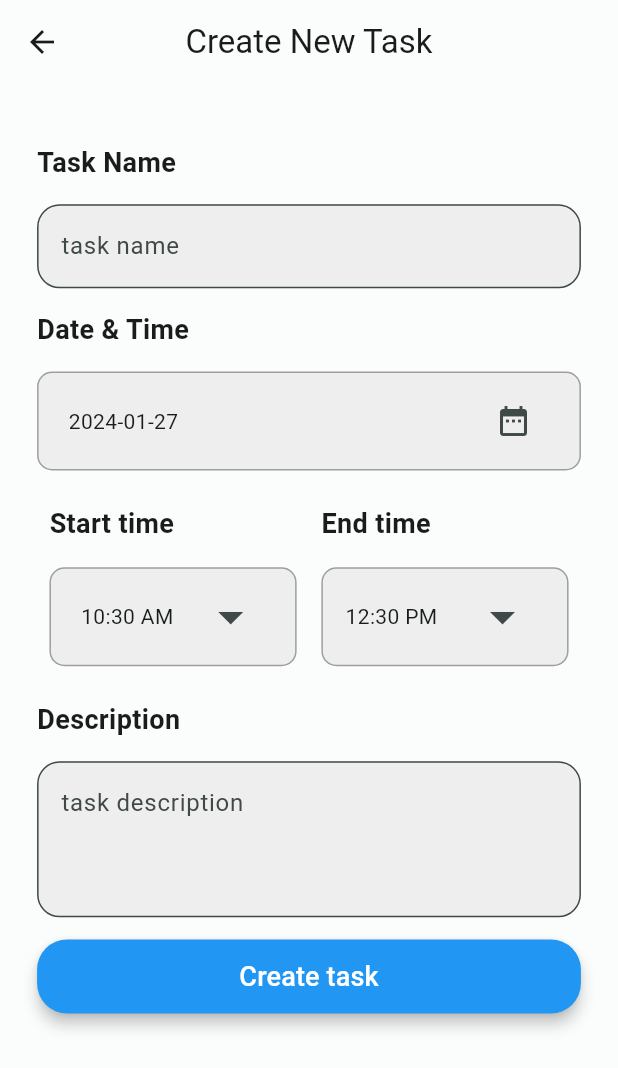
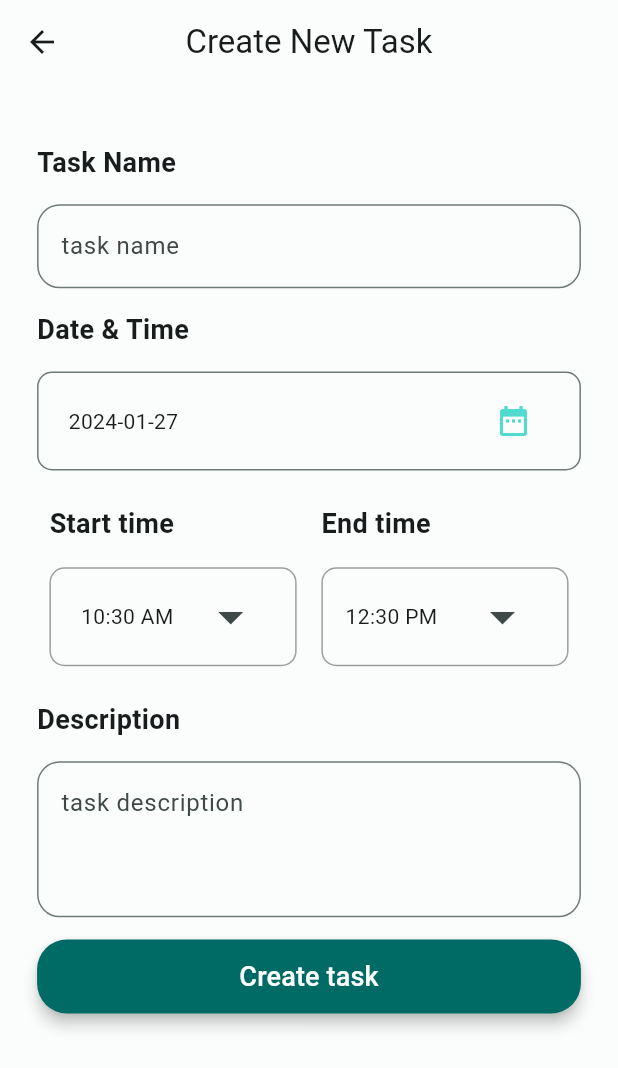
Before and after one commit to alazarlemma02/CODSOFT, a Flutter app: the TaskAddScreen screen opened directly, on a phone screen of 412 x 824 dp. Shown: the top 1068 px of the screen. Run offline on Flutter 3.47's test engine with Material 3 defaults, Android fonts, the phone set to English and light mode, and no system bars; our stand-ins replace bloc, equatable, flutter_bloc, flutter_easyloading, flutter_slidable, shared_preferences and 1 more; accounts and stored records are empty.

Commit message:
added functionality to add tasks

```diff
--- a/lib/screens/views/task_add_screen.dart
+++ b/lib/screens/views/task_add_screen.dart
@@ -2,6 +2,7 @@ import 'package:flutter/material.dart';
 import 'package:flutter_bloc/flutter_bloc.dart';
 import 'package:task_app/bloc/task_bloc/task_bloc.dart';
 import 'package:task_app/config/field_validator.dart';
+import 'package:task_app/config/theme.dart';
 import 'package:task_app/data/model/task.dart';
 
 class TaskAddScreen extends StatefulWidget {
@@ -15,7 +16,8 @@ class TaskAddScreenState extends State<TaskAddScreen> {
   final TextEditingController _titleController = TextEditingController();
   DateTime _createdAt = DateTime.now();
   TimeOfDay _startTime = TimeOfDay.now();
-TimeOfDay _endTime = TimeOfDay.fromDateTime(DateTime.now().add(const Duration(hours: 2)));
+  TimeOfDay _endTime =
+      TimeOfDay.fromDateTime(DateTime.now().add(const Duration(hours: 2)));
 
   final TextEditingController _descriptionController = TextEditingController();
   final _formKey = GlobalKey<FormState>();
@@ -90,22 +92,22 @@ TimeOfDay _endTime = TimeOfDay.fromDateTime(DateTime.now().add(const Duration(ho
                     border: OutlineInputBorder(
                       borderRadius: BorderRadius.circular(15),
                     ),
-                      filled: true,
-                      fillColor: Colors.grey[200]),
+                  ),
                 ),
                 const Text(
                   "Date & Time",
                   style: TextStyle(fontWeight: FontWeight.bold, fontSize: 18),
                 ),
-                Container(
+                GestureDetector(
+                  onTap: _showDatePicker,
+                  child: Container(
                     height: MediaQuery.of(context).size.height * 0.08,
                     padding: const EdgeInsets.only(left: 20, right: 20),
                     decoration: BoxDecoration(
                       borderRadius: BorderRadius.circular(10),
-                    color: Colors.grey[200],
                       border: Border.all(
-                      color: Colors.grey,
-                    ),
+                          color: lightColorScheme.outline,
+                          style: BorderStyle.solid),
                     ),
                     child: Row(
                       mainAxisAlignment: MainAxisAlignment.spaceBetween,
@@ -116,8 +118,10 @@ TimeOfDay _endTime = TimeOfDay.fromDateTime(DateTime.now().add(const Duration(ho
                         IconButton(
                           onPressed: _showDatePicker,
                           icon: const Icon(Icons.date_range),
+                          color: darkColorScheme.primary,
                         ),
                       ],
+                    ),
                   ),
                 ),
                 Row(
@@ -135,13 +139,15 @@ TimeOfDay _endTime = TimeOfDay.fromDateTime(DateTime.now().add(const Duration(ho
                               style: TextStyle(
                                   fontWeight: FontWeight.bold, fontSize: 18),
                             ),
-                            Container(
-                              height: MediaQuery.of(context).size.height * 0.08,
+                            GestureDetector(
+                              onTap: _showStartTimePicker,
+                              child: Container(
+                                height:
+                                    MediaQuery.of(context).size.height * 0.08,
                                 padding:
                                     const EdgeInsets.only(left: 20, right: 15),
                                 decoration: BoxDecoration(
                                   borderRadius: BorderRadius.circular(10),
-                                color: Colors.grey[200],
                                   border: Border.all(
                                     color: Colors.grey,
                                   ),
@@ -161,6 +167,7 @@ TimeOfDay _endTime = TimeOfDay.fromDateTime(DateTime.now().add(const Duration(ho
                                   ],
                                 ),
                               ),
+                            ),
                           ]),
                     ),
                     SizedBox(
@@ -175,13 +182,15 @@ TimeOfDay _endTime = TimeOfDay.fromDateTime(DateTime.now().add(const Duration(ho
                               style: TextStyle(
                                   fontWeight: FontWeight.bold, fontSize: 18),
                             ),
-                            Container(
-                              height: MediaQuery.of(context).size.height * 0.08,
+                            GestureDetector(
+                              onTap: _showEndTimePicker,
+                              child: Container(
+                                height:
+                                    MediaQuery.of(context).size.height * 0.08,
                                 padding:
                                     const EdgeInsets.only(left: 15, right: 15),
                                 decoration: BoxDecoration(
                                   borderRadius: BorderRadius.circular(10),
-                                color: Colors.grey[200],
                                   border: Border.all(
                                     color: Colors.grey,
                                   ),
@@ -199,6 +208,7 @@ TimeOfDay _endTime = TimeOfDay.fromDateTime(DateTime.now().add(const Duration(ho
                                           size: 40),
                                     ),
                                   ],
+                                ),
                               ),
                             ),
                           ]),
@@ -219,12 +229,11 @@ TimeOfDay _endTime = TimeOfDay.fromDateTime(DateTime.now().add(const Duration(ho
                     border: OutlineInputBorder(
                       borderRadius: BorderRadius.circular(15),
                     ),
-                      filled: true,
-                      fillColor: Colors.grey[200]),
+                  ),
                 ),
                 ElevatedButton(
                   style: ElevatedButton.styleFrom(
-                    backgroundColor: Colors.blue,
+                    backgroundColor: lightColorScheme.primary,
                     shape: RoundedRectangleBorder(
                       borderRadius: BorderRadius.circular(20),
                     ),
@@ -233,6 +242,7 @@ TimeOfDay _endTime = TimeOfDay.fromDateTime(DateTime.now().add(const Duration(ho
                   ),
                   onPressed: () {
                     _addTodo(context);
+                    Navigator.pop(context, true);
                   },
                   child: SizedBox(
                     width: MediaQuery.of(context).size.width * 0.8,
@@ -266,10 +276,7 @@ void _addTodo(BuildContext context) {
               createdAt: _createdAt,
               completedAt: DateTime.now(),
               startTime: _startTime,
-        endTime: _endTime
-      )
-    ));
-    Navigator.pop(context);
+              endTime: _endTime)));
     }
   }
 }
```
Lines whose indentation alone changed are shown as unchanged.
